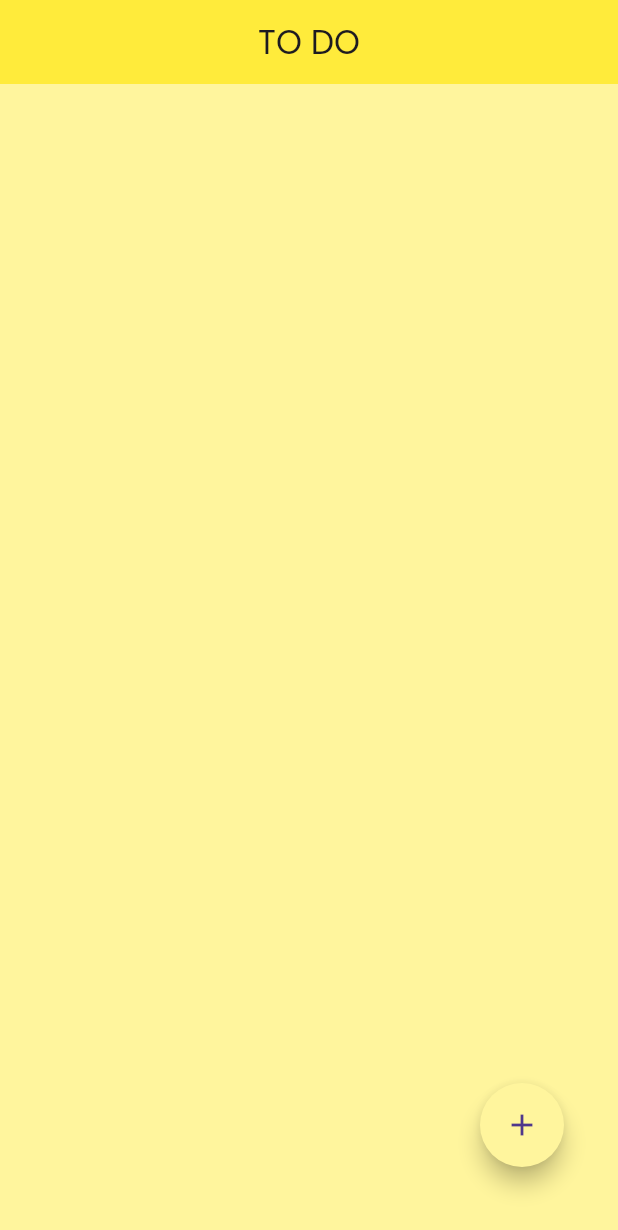
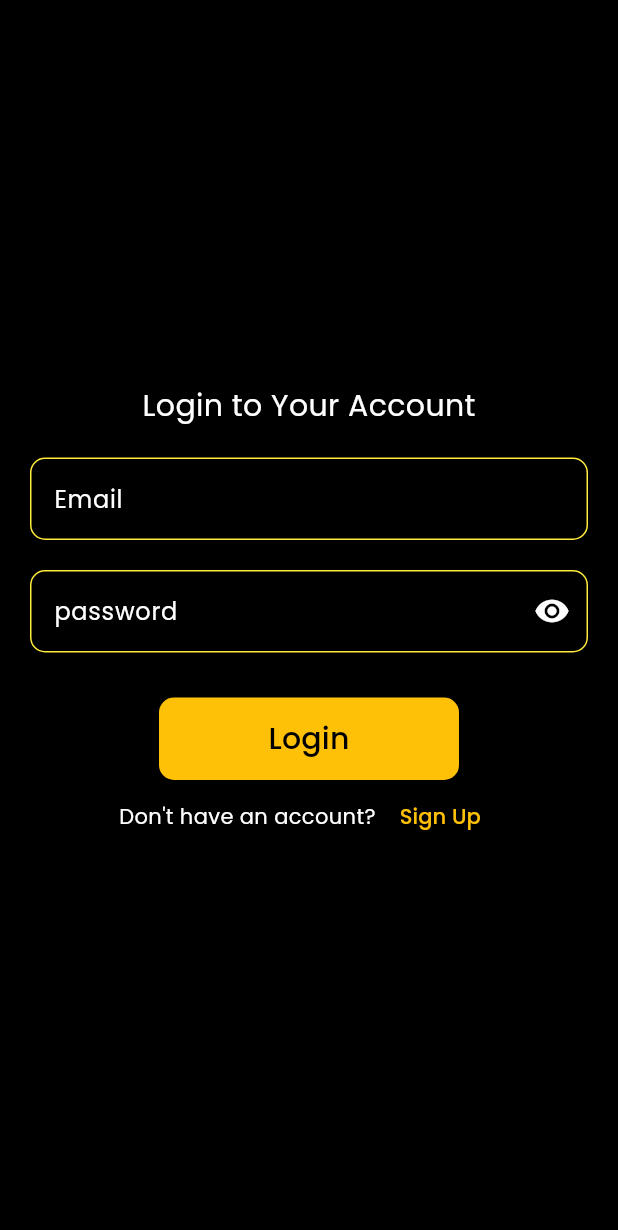
Before and after one commit to Hisamat7/fluttertest, a Flutter app: the screen it shows after launch, on a phone screen of 412 x 824 dp. Shown: the top 1230 px of the screen. Run offline on Flutter 3.47's test engine with Material 3 defaults, Android fonts, the light colour scheme and no system bars; our stand-ins replace cloud_firestore, firebase_auth, firebase_core, flutter_screenutil, flutter_slidable, hive_flutter and 1 more; accounts and stored records are empty.

Commit message:
created a todoapp with firebase .user can register and login and see there todos

```diff
--- /dev/null
+++ b/lib/FireBase/todoHomeFb/ModelFb/Model_Firebase.dart
@@ -0,0 +1,27 @@
+import 'package:cloud_firestore/cloud_firestore.dart';
+
+class UserModel {
+  String? email;
+  String? password;
+  String? name;
+  String? uid;
+  UserModel({ this.email, this.password, this.name, this.uid});
+
+  factory UserModel.fromJson(DocumentSnapshot data) {
+    return UserModel(
+      email: data['email'],
+
+      name: data['name'],
+      uid: data['uid'],
+    );
+  }
+  Map<String,dynamic>toJson(){
+    return {
+      'email':email,
+      'name':name,
+      'uid':uid,
+      'password':password
+
+    };
+  }
+}
--- /dev/null
+++ b/lib/FireBase/todoHomeFb/ScreenFb/LoginScreenFirebase.dart
@@ -0,0 +1,166 @@
+import 'package:firebase_auth/firebase_auth.dart';
+import 'package:flutter/material.dart';
+import 'package:flutter_application_1/FireBase/todoHomeFb/ScreenFb/HomePageFireBase.dart';
+import 'package:flutter_application_1/FireBase/todoHomeFb/ScreenFb/RegisterScreenFirebase.dart';
+
+class LoginScreenFirebase extends StatefulWidget {
+  const LoginScreenFirebase({super.key});
+
+  @override
+  State<LoginScreenFirebase> createState() => _LoginScreenFirebaseState();
+}
+
+class _LoginScreenFirebaseState extends State<LoginScreenFirebase> {
+  TextEditingController emailController = TextEditingController();
+  TextEditingController passwordController = TextEditingController();
+  GlobalKey<FormState> loginkey = GlobalKey<FormState>();
+  FirebaseAuth auth = FirebaseAuth.instance;
+
+  bool obsuretext = false;
+  @override
+  Widget build(BuildContext context) {
+    return Scaffold(
+        backgroundColor: Colors.black,
+        body: Container(
+          child: Form(
+            key: loginkey,
+            child: Column(
+              mainAxisAlignment: MainAxisAlignment.center,
+              crossAxisAlignment: CrossAxisAlignment.center,
+              children: [
+                Text("Login to Your Account",
+                    style: TextStyle(
+                      color: Colors.white,
+                      fontSize: 20,
+                      // fontWeight: FontWeight.bold),
+                    )),
+                SizedBox(
+                  height: 20,
+                ),
+                Container(
+                  height: 55,
+                  padding: EdgeInsets.only(left: 20, right: 20),
+                  margin: EdgeInsets.only(
+                    bottom: 20,
+                  ),
+                  child: TextFormField(
+                    validator: (value) => value!.isEmpty ? "Enter email" : null,
+                    style: TextStyle(color: Colors.white),
+                    controller: emailController,
+                    decoration: InputDecoration(
+                        hintText: "Enter your email",
+                        labelText: "Email",
+                        hintStyle: TextStyle(color: Colors.white),
+                        labelStyle: TextStyle(color: Colors.white),
+                        enabledBorder: OutlineInputBorder(
+                          borderRadius: BorderRadius.circular(10),
+                          borderSide: BorderSide(
+                            color: Colors.yellow,
+                          ),
+                        ),
+                        focusedBorder: OutlineInputBorder(
+                            borderSide: BorderSide(color: Colors.yellowAccent),
+                            borderRadius: BorderRadius.circular(10))),
+                  ),
+                ),
+                Container(
+                  height: 55,
+                  padding: EdgeInsets.only(left: 20, right: 20),
+                  margin: EdgeInsets.only(
+                    bottom: 10,
+                  ),
+                  child: TextFormField(
+                    validator: (value) =>
+                        value!.isEmpty ? "Enter password" : null,
+                    style: TextStyle(color: Colors.white),
+                    controller: passwordController,
+                    obscureText: obsuretext,
+                    decoration: InputDecoration(
+                        suffixIcon: IconButton(
+                          onPressed: () {
+                            setState(() {
+                              obsuretext = !obsuretext;
+                            });
+                          },
+                          icon: obsuretext
+                              ? Icon(
+                                  Icons.visibility_off,
+                                  color: Colors.white,
+                                )
+                              : Icon(
+                                  Icons.visibility,
+                                  color: Colors.white,
+                                ),
+                        ),
+                        hintText: "Enter your password",
+                        hintStyle: TextStyle(color: Colors.white),
+                        labelText: "password",
+                        labelStyle: TextStyle(color: Colors.white),
+                        enabledBorder: OutlineInputBorder(
+                          borderRadius: BorderRadius.circular(10),
+                          borderSide: BorderSide(
+                            color: Colors.yellow,
+                          ),
+                        ),
+                        focusedBorder: OutlineInputBorder(
+                            borderSide: BorderSide(color: Colors.yellowAccent),
+                            borderRadius: BorderRadius.circular(10))),
+                  ),
+                ),
+                Container(
+                  margin: const EdgeInsets.only(top: 20),
+                  height: 55,
+                  width: 200,
+                  child: ElevatedButton(
+                      style: ElevatedButton.styleFrom(
+                        backgroundColor: Colors.amber,
+                        shape: RoundedRectangleBorder(
+                            borderRadius: BorderRadius.circular(10)),
+                      ),
+                      onPressed: () async {
+                        if (loginkey.currentState!.validate()) {
+                          login();
+                        }
+                      },
+                      child: Text(
+                        "Login",
+                        style: TextStyle(color: Colors.black, fontSize: 20),
+                      )),
+                ),
+                Row(
+                  mainAxisAlignment: MainAxisAlignment.center,
+                  children: [
+                    Text("Don't have an account? ",
+                        style: TextStyle(color: Colors.white)),
+                    TextButton(
+                        onPressed: () {
+                          Navigator.push(
+                            context,
+                            MaterialPageRoute(
+                              builder: (context) => RegisterScreenFirebase(),
+                            ),
+                          );
+                        },
+                        child: Text(
+                          "Sign Up",
+                          style: TextStyle(color: Colors.amber),
+                        ))
+                  ],
+                )
+              ],
+            ),
+          ),
+        ));
+  }
+
+  Future<void> login() async {
+    UserCredential userdata = await auth.signInWithEmailAndPassword(
+        email: emailController.text, password: passwordController.text);
+    if (userdata.user != null) {
+      Navigator.pushAndRemoveUntil(
+          context,
+          MaterialPageRoute(builder: (context) => HomePageFireBase()),
+          (Route) => false);
+    }
+  }
+}
--- a/pubspec.yaml
+++ b/pubspec.yaml
@@ -29,7 +29,10 @@ environment:
 # versions available, run `flutter pub outdated`.
 dependencies:
   build_runner: 2.4.13
+  cloud_firestore: ^5.6.3
   cupertino_icons: ^1.0.8
+  firebase_auth: ^5.4.2
+  firebase_core: ^3.11.0
   flutter:
     sdk: flutter
   flutter_screenutil: ^5.9.3
```
Also changed, not shown: lib/FireBase/todoHomeFb/Firebase_auth.dart (added, +25 -0 lines), lib/FireBase/todoHomeFb/ScreenFb/HomePageFireBase.dart (added, +219 -0 lines), lib/FireBase/todoHomeFb/ScreenFb/RegisterScreenFirebase.dart (added, +158 -0 lines), lib/main.dart (+32 -5 lines), firebase.json (added), lib/firebase_options.dart (added), pubspec.lock, 6 other files.
